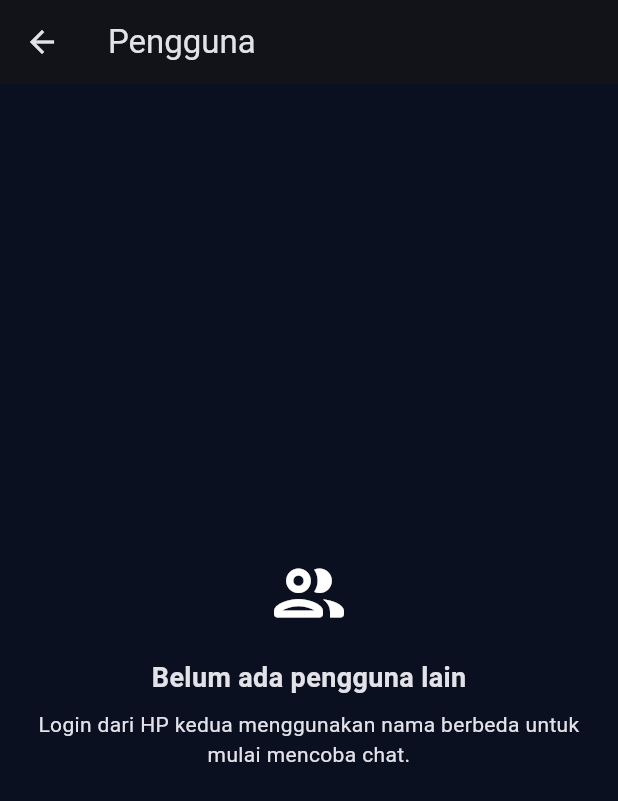
After one commit to andikarafon/secure_talk_and_chat, a Flutter app: the UsersPage screen opened directly, on a phone screen of 412 x 824 dp. The commit adds this screen. Shown: the top 801 px of the screen. Run offline on Flutter 3.47's test engine with Material 3 defaults, Android fonts, the phone set to English and light mode, and no system bars; our stand-ins replace cloud_firestore, firebase_auth, firebase_core; accounts and stored records are empty.

Commit message:
5.2 Project

```diff
--- /dev/null
+++ b/lib/models/app_user.dart
@@ -0,0 +1,15 @@
+class AppUser {
+  final String uid;
+  final String displayName;
+
+  const AppUser({required this.uid, required this.displayName});
+
+  factory AppUser.fromMap(String uid, Map<String, dynamic> data) {
+    return AppUser(
+      uid: uid,
+      displayName: (data['displayName'] as String?)?.trim().isNotEmpty == true
+          ? (data['displayName'] as String).trim()
+          : 'Pengguna',
+    );
+  }
+}
--- /dev/null
+++ b/lib/screens/users_page.dart
@@ -0,0 +1,116 @@
+import 'package:flutter/material.dart';
+
+import '../models/app_user.dart';
+import '../services/chat_service.dart';
+
+class UsersPage extends StatelessWidget {
+  UsersPage({super.key}) : _chatService = ChatService();
+
+  final ChatService _chatService;
+
+  Future<void> _openConversation(BuildContext context, AppUser user) async {
+    try {
+      final conversationId = await _chatService.getOrCreateConversation(
+        user.uid,
+      );
+
+      if (!context.mounted) return;
+
+      ScaffoldMessenger.of(context).showSnackBar(
+        SnackBar(content: Text('Percakapan siap dengan ${user.displayName}')),
+      );
+
+      // Step 5.3 akan mengganti notifikasi ini
+      // dengan halaman chat real-time.
+      debugPrint('Conversation ID: $conversationId');
+    } catch (e) {
+      if (!context.mounted) return;
+
+      ScaffoldMessenger.of(
+        context,
+      ).showSnackBar(SnackBar(content: Text('Gagal membuka percakapan: $e')));
+    }
+  }
+
+  @override
+  Widget build(BuildContext context) {
+    return Scaffold(
+      appBar: AppBar(title: const Text('Pengguna')),
+      body: StreamBuilder<List<AppUser>>(
+        stream: _chatService.watchOtherUsers(),
+        builder: (context, snapshot) {
+          if (snapshot.hasError) {
+            return Center(
+              child: Padding(
+                padding: const EdgeInsets.all(24),
+                child: Text(
+                  'Gagal memuat pengguna.\n${snapshot.error}',
+                  textAlign: TextAlign.center,
+                ),
+              ),
+            );
+          }
+
+          if (snapshot.connectionState == ConnectionState.waiting) {
+            return const Center(child: CircularProgressIndicator());
+          }
+
+          final users = snapshot.data ?? [];
+
+          if (users.isEmpty) {
+            return const Center(
+              child: Padding(
+                padding: EdgeInsets.all(24),
+                child: Column(
+                  mainAxisSize: MainAxisSize.min,
+                  children: [
+                    Icon(Icons.people_outline_rounded, size: 56),
+                    SizedBox(height: 16),
+                    Text(
+                      'Belum ada pengguna lain',
+                      style: TextStyle(
+                        fontSize: 18,
+                        fontWeight: FontWeight.bold,
+                      ),
+                    ),
+                    SizedBox(height: 8),
+                    Text(
+                      'Login dari HP kedua menggunakan nama berbeda '
+                      'untuk mulai mencoba chat.',
+                      textAlign: TextAlign.center,
+                    ),
+                  ],
+                ),
+              ),
+            );
+          }
+
+          return ListView.separated(
+            padding: const EdgeInsets.all(16),
+            itemCount: users.length,
+            separatorBuilder: (context, index) => const SizedBox(height: 8),
+            itemBuilder: (context, index) {
+              final user = users[index];
+
+              return Card(
+                child: ListTile(
+                  leading: CircleAvatar(
+                    child: Text(
+                      user.displayName.isNotEmpty
+                          ? user.displayName[0].toUpperCase()
+                          : '?',
+                    ),
+                  ),
+                  title: Text(user.displayName),
+                  subtitle: const Text('Pengguna Secure Talk'),
+                  trailing: const Icon(Icons.chat_bubble_outline_rounded),
+                  onTap: () => _openConversation(context, user),
+                ),
+              );
+            },
+          );
+        },
+      ),
+    );
+  }
+}
--- a/pubspec.yaml
+++ b/pubspec.yaml
@@ -34,9 +34,9 @@ dependencies:
   # The following adds the Cupertino Icons font to your application.
   # Use with the CupertinoIcons class for iOS style icons.
   cupertino_icons: ^1.0.8
-  firebase_core: ^4.15.0
-  firebase_auth: ^6.7.0
-  cloud_firestore: ^6.10.0
+  firebase_core: ^5.0.0
+  firebase_auth: ^7.0.0
+  cloud_firestore: ^7.0.0
 
 dev_dependencies:
   flutter_test:
```
Also changed, not shown: lib/main.dart (+18 -2 lines), lib/services/chat_service.dart (added, +87 -0 lines), pubspec.lock.
